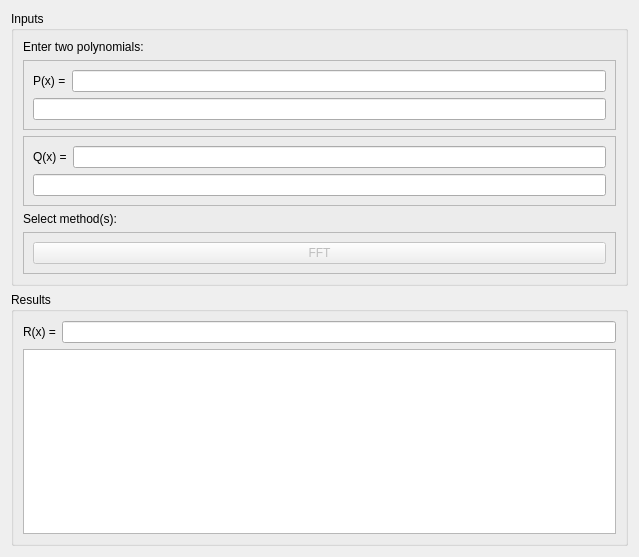
Old version of the form fMain.ui in the repository soncco/matrix.
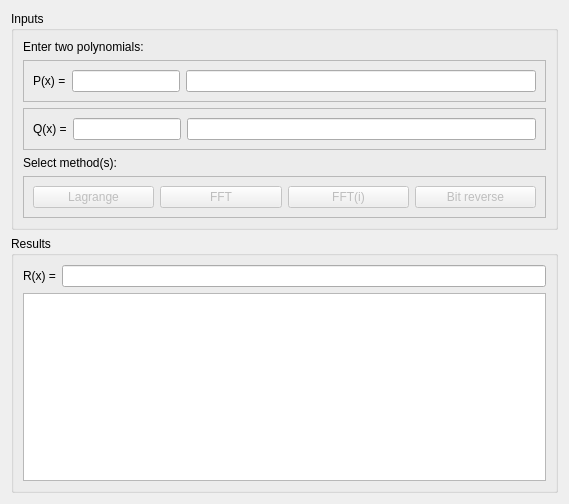
New version of the form.

Patch:
```diff
--- a/fMain.ui
+++ b/fMain.ui
@@ -9,8 +9,8 @@
    <rect>
     <x>0</x>
     <y>0</y>
-    <width>639</width>
-    <height>557</height>
+    <width>569</width>
+    <height>504</height>
    </rect>
   </property>
   <property name="windowTitle">
@@ -55,9 +55,14 @@
                   </widget>
                  </item>
                  <item>
-                  <widget class="QLineEdit" name="txtPolyPx"/>
-                 </item>
-                </layout>
+                  <widget class="QLineEdit" name="txtPolyPx">
+                   <property name="sizePolicy">
+                    <sizepolicy hsizetype="Fixed" vsizetype="Fixed">
+                     <horstretch>0</horstretch>
+                     <verstretch>0</verstretch>
+                    </sizepolicy>
+                   </property>
+                  </widget>
                </item>
                <item>
                 <widget class="QLineEdit" name="txtPolyPxFull">
@@ -69,6 +74,8 @@
               </layout>
              </item>
             </layout>
+             </item>
+            </layout>
            </widget>
           </item>
           <item>
@@ -92,9 +99,14 @@
                   </widget>
                  </item>
                  <item>
-                  <widget class="QLineEdit" name="txtPolyQx"/>
-                 </item>
-                </layout>
+                  <widget class="QLineEdit" name="txtPolyQx">
+                   <property name="sizePolicy">
+                    <sizepolicy hsizetype="Fixed" vsizetype="Fixed">
+                     <horstretch>0</horstretch>
+                     <verstretch>0</verstretch>
+                    </sizepolicy>
+                   </property>
+                  </widget>
                </item>
                <item>
                 <widget class="QLineEdit" name="txtPolyQxFull">
@@ -106,6 +118,8 @@
               </layout>
              </item>
             </layout>
+             </item>
+            </layout>
            </widget>
           </item>
           <item>
@@ -126,6 +140,16 @@
             <layout class="QHBoxLayout" name="horizontalLayout_4">
              <item>
               <layout class="QHBoxLayout" name="horizontalLayout_3">
+               <item>
+                <widget class="QPushButton" name="cmdLagrange">
+                 <property name="enabled">
+                  <bool>false</bool>
+                 </property>
+                 <property name="text">
+                  <string>Lagrange</string>
+                 </property>
+                </widget>
+               </item>
                <item>
                 <widget class="QPushButton" name="cmdFFT">
                  <property name="enabled">
@@ -142,6 +166,26 @@
                  </property>
                 </widget>
                </item>
+               <item>
+                <widget class="QPushButton" name="cmdFFTi">
+                 <property name="enabled">
+                  <bool>false</bool>
+                 </property>
+                 <property name="text">
+                  <string>FFT(i)</string>
+                 </property>
+                </widget>
+               </item>
+               <item>
+                <widget class="QPushButton" name="cmdBitReverso">
+                 <property name="enabled">
+                  <bool>false</bool>
+                 </property>
+                 <property name="text">
+                  <string>Bit reverse</string>
+                 </property>
+                </widget>
+               </item>
               </layout>
              </item>
             </layout>
```
Lines whose indentation alone changed are shown as unchanged.
